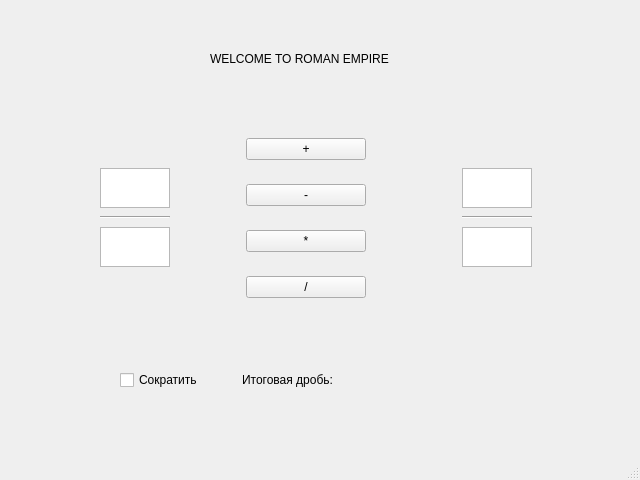
Qt form mainwindow.ui (Tsettaro/roman-fraction) before a commit.
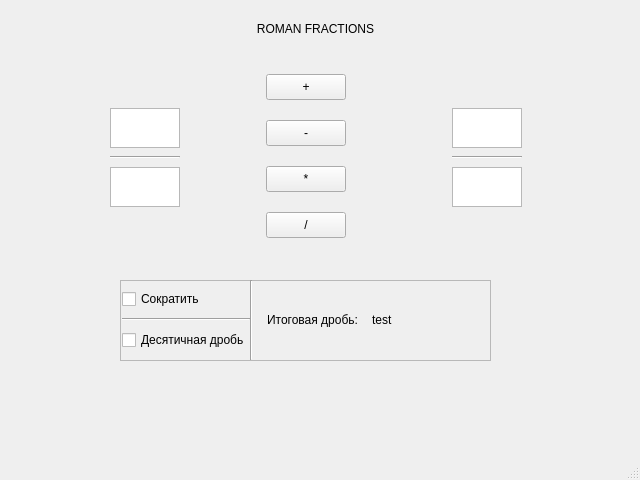
The same form after that commit. Icons and pictures are not drawn.

Commit message:
New features and design
1) Convert roman fraction to arabic
2) Remake of design

Diff of the .ui file:
```diff
--- a/mainwindow.ui
+++ b/mainwindow.ui
@@ -36,7 +36,7 @@
     <property name="geometry">
      <rect>
       <x>100</x>
-      <y>120</y>
+      <y>60</y>
       <width>432</width>
       <height>196</height>
      </rect>
@@ -143,6 +143,12 @@
       <layout class="QVBoxLayout" name="verticalLayout">
        <item>
         <widget class="QPushButton" name="pushButton">
+         <property name="maximumSize">
+          <size>
+           <width>80</width>
+           <height>26</height>
+          </size>
+         </property>
          <property name="text">
           <string>+</string>
          </property>
@@ -150,6 +156,12 @@
        </item>
        <item>
         <widget class="QPushButton" name="pushButton_2">
+         <property name="maximumSize">
+          <size>
+           <width>80</width>
+           <height>26</height>
+          </size>
+         </property>
          <property name="text">
           <string>-</string>
          </property>
@@ -157,6 +169,12 @@
        </item>
        <item>
         <widget class="QPushButton" name="pushButton_3">
+         <property name="maximumSize">
+          <size>
+           <width>80</width>
+           <height>26</height>
+          </size>
+         </property>
          <property name="text">
           <string>*</string>
          </property>
@@ -164,6 +182,12 @@
        </item>
        <item>
         <widget class="QPushButton" name="pushButton_4">
+         <property name="maximumSize">
+          <size>
+           <width>80</width>
+           <height>26</height>
+          </size>
+         </property>
          <property name="text">
           <string>/</string>
          </property>
@@ -268,25 +292,84 @@
     <property name="geometry">
      <rect>
       <x>210</x>
-      <y>50</y>
+      <y>20</y>
       <width>211</width>
       <height>18</height>
      </rect>
     </property>
     <property name="text">
-     <string>WELCOME TO ROMAN EMPIRE</string>
+     <string>ROMAN FRACTIONS</string>
+    </property>
+    <property name="alignment">
+     <set>Qt::AlignmentFlag::AlignCenter</set>
     </property>
    </widget>
+   <widget class="QFrame" name="frame">
+    <property name="geometry">
+     <rect>
+      <x>120</x>
+      <y>280</y>
+      <width>371</width>
+      <height>81</height>
+     </rect>
+    </property>
+    <property name="frameShape">
+     <enum>QFrame::Shape::StyledPanel</enum>
+    </property>
+    <property name="frameShadow">
+     <enum>QFrame::Shadow::Raised</enum>
+    </property>
    <widget class="QWidget" name="horizontalLayoutWidget_2">
     <property name="geometry">
      <rect>
-      <x>230</x>
-      <y>340</y>
-      <width>235</width>
+       <x>0</x>
+       <y>0</y>
+       <width>371</width>
       <height>80</height>
      </rect>
     </property>
     <layout class="QHBoxLayout" name="horizontalLayout_2">
+      <property name="spacing">
+       <number>0</number>
+      </property>
+      <property name="leftMargin">
+       <number>2</number>
+      </property>
+      <item>
+       <layout class="QGridLayout" name="gridLayout">
+        <property name="horizontalSpacing">
+         <number>6</number>
+        </property>
+        <item row="0" column="0">
+         <widget class="QCheckBox" name="checkBox">
+          <property name="text">
+           <string>Сократить</string>
+          </property>
+         </widget>
+        </item>
+        <item row="2" column="0">
+         <widget class="QCheckBox" name="checkBox_2">
+          <property name="text">
+           <string>Десятичная дробь</string>
+          </property>
+         </widget>
+        </item>
+        <item row="1" column="0">
+         <widget class="Line" name="line_3">
+          <property name="orientation">
+           <enum>Qt::Orientation::Horizontal</enum>
+          </property>
+         </widget>
+        </item>
+       </layout>
+      </item>
+      <item>
+       <widget class="Line" name="line_4">
+        <property name="orientation">
+         <enum>Qt::Orientation::Vertical</enum>
+        </property>
+       </widget>
+      </item>
      <item>
       <widget class="QLabel" name="label_2">
        <property name="text">
@@ -300,27 +383,18 @@
      <item>
       <widget class="QLabel" name="label_3">
        <property name="text">
-        <string/>
+         <string>test</string>
        </property>
        <property name="alignment">
-        <set>Qt::AlignmentFlag::AlignCenter</set>
+         <set>Qt::AlignmentFlag::AlignLeading|Qt::AlignmentFlag::AlignLeft|Qt::AlignmentFlag::AlignVCenter</set>
+        </property>
+        <property name="margin">
+         <number>5</number>
        </property>
       </widget>
      </item>
     </layout>
    </widget>
-   <widget class="QCheckBox" name="checkBox">
-    <property name="geometry">
-     <rect>
-      <x>120</x>
-      <y>368</y>
-      <width>95</width>
-      <height>24</height>
-     </rect>
-    </property>
-    <property name="text">
-     <string>Сократить</string>
-    </property>
    </widget>
   </widget>
   <widget class="QMenuBar" name="menubar">
```
Left out of the diff: 8 changed lines with no effect on the pictures. Lines whose indentation alone changed are shown as unchanged. The commit also changes 3 other files.
